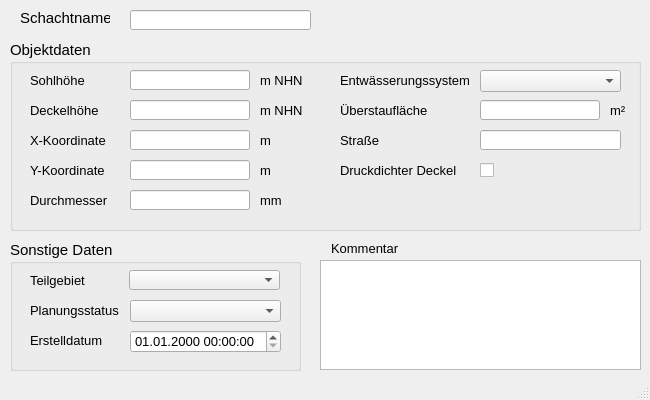
First picture: the form in qkan/forms/qkan_schaechte.ui, repository hoettges/QKan, before the edit.
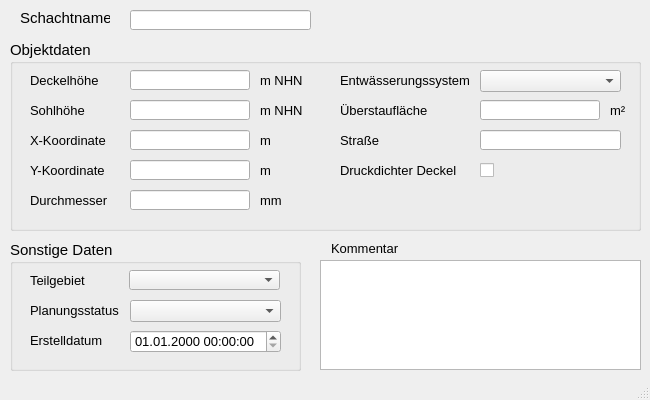
Second picture: the form after the edit. Custom widgets are drawn as their Qt base class.

```diff
--- a/qkan/forms/qkan_schaechte.ui
+++ b/qkan/forms/qkan_schaechte.ui
@@ -294,7 +294,7 @@
      <property name="geometry">
       <rect>
        <x>20</x>
-       <y>30</y>
+       <y>60</y>
        <width>81</width>
        <height>21</height>
       </rect>
@@ -313,7 +313,7 @@
      <property name="geometry">
       <rect>
        <x>120</x>
-       <y>30</y>
+       <y>60</y>
        <width>120</width>
        <height>20</height>
       </rect>
@@ -354,7 +354,7 @@
      <property name="geometry">
       <rect>
        <x>20</x>
-       <y>60</y>
+       <y>30</y>
        <width>81</width>
        <height>21</height>
       </rect>
@@ -427,7 +427,7 @@
      <property name="geometry">
       <rect>
        <x>120</x>
-       <y>60</y>
+       <y>30</y>
        <width>120</width>
        <height>20</height>
       </rect>
@@ -528,7 +528,7 @@
      <property name="geometry">
       <rect>
        <x>250</x>
-       <y>60</y>
+       <y>30</y>
        <width>51</width>
        <height>21</height>
       </rect>
@@ -566,7 +566,7 @@
      <property name="geometry">
       <rect>
        <x>250</x>
-       <y>30</y>
+       <y>60</y>
        <width>51</width>
        <height>21</height>
       </rect>
```
